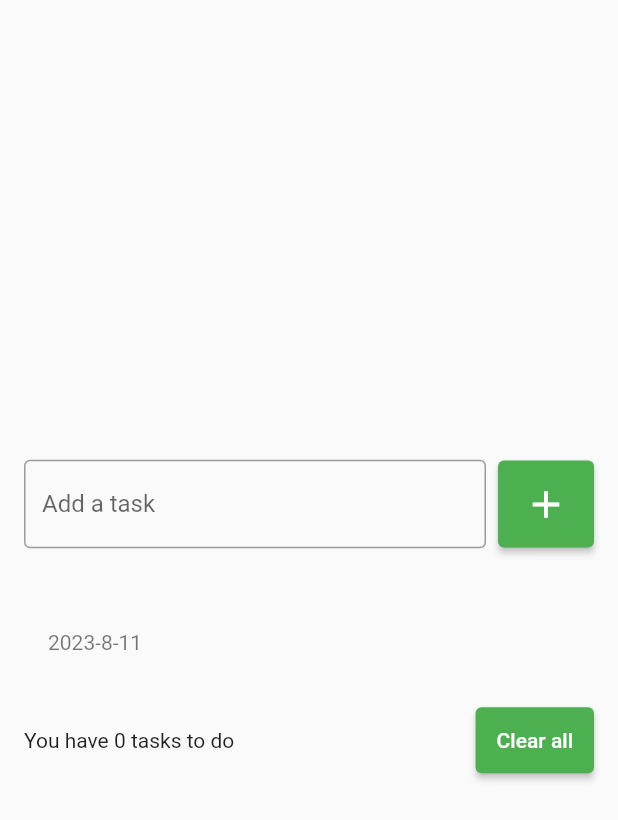
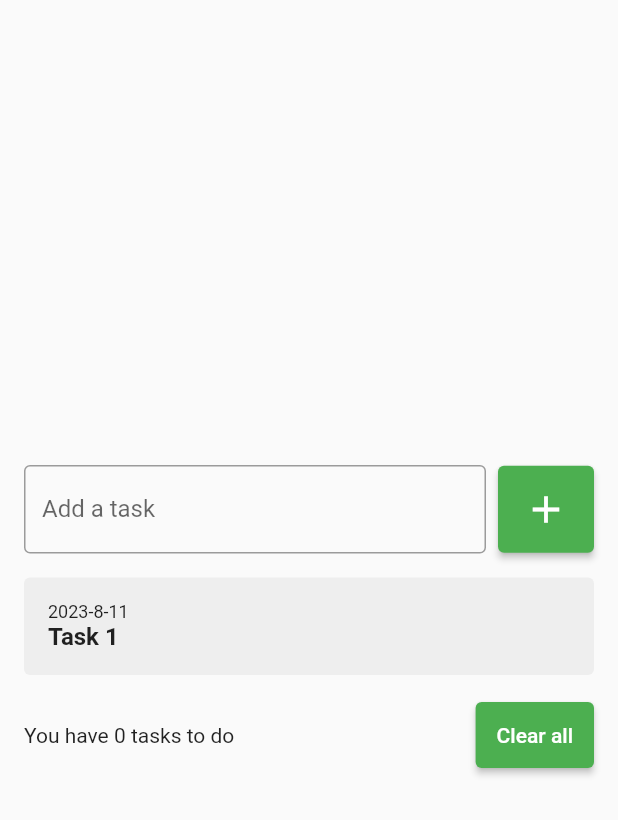
Before and after one commit to luidimso/flutter_to_do_list, a Flutter app: the screen it shows after launch, after a tap on the "add" icon, on a phone screen of 412 x 824 dp. Shown: the top 820 px of the screen. Run offline on Flutter 3.47's test engine with Material 2 defaults, Android fonts, the phone set to English and light mode, and no system bars.

Commit message:
Creating widget ToDoListItem

```diff
--- a/lib/pages/to_do_list.dart
+++ b/lib/pages/to_do_list.dart
@@ -1,3 +1,4 @@
+import 'package:checklist/widgets/to_do_list_item.dart';
 import 'package:flutter/material.dart';
 
 class Checklist extends StatefulWidget {
@@ -63,13 +64,7 @@ class _ChecklistState extends State<Checklist> {
                   shrinkWrap: true,
                   children: [
                     for(String task in tasks)
-                    ListTile(
-                      title: Text(task),
-                      subtitle: const Text("2023-8-11"),
-                      onTap: () {
-                        print(task);
-                      },
-                    )
+                    ToDoListItem()
                   ],
                 ),
               ),
--- /dev/null
+++ b/lib/widgets/to_do_list_item.dart
@@ -0,0 +1,31 @@
+import 'package:flutter/cupertino.dart';
+import 'package:flutter/material.dart';
+
+class ToDoListItem extends StatelessWidget {
+  const ToDoListItem({super.key});
+
+  @override
+  Widget build(BuildContext context) {
+    return Container(
+      decoration: BoxDecoration(
+        borderRadius: BorderRadius.circular(4.0),
+        color: Colors.grey[200],
+      ),
+      child: Padding(
+        padding: const EdgeInsets.all(16),
+        child: Column(
+          crossAxisAlignment: CrossAxisAlignment.start,
+          children: [
+            Text("2023-8-11", style: TextStyle(
+            fontSize: 12,
+        ),),
+            Text("Task 1", style: TextStyle(
+              fontSize: 16,
+              fontWeight: FontWeight.bold
+            ),)
+          ],
+        ),
+      ),
+    );
+  }
+}
```
